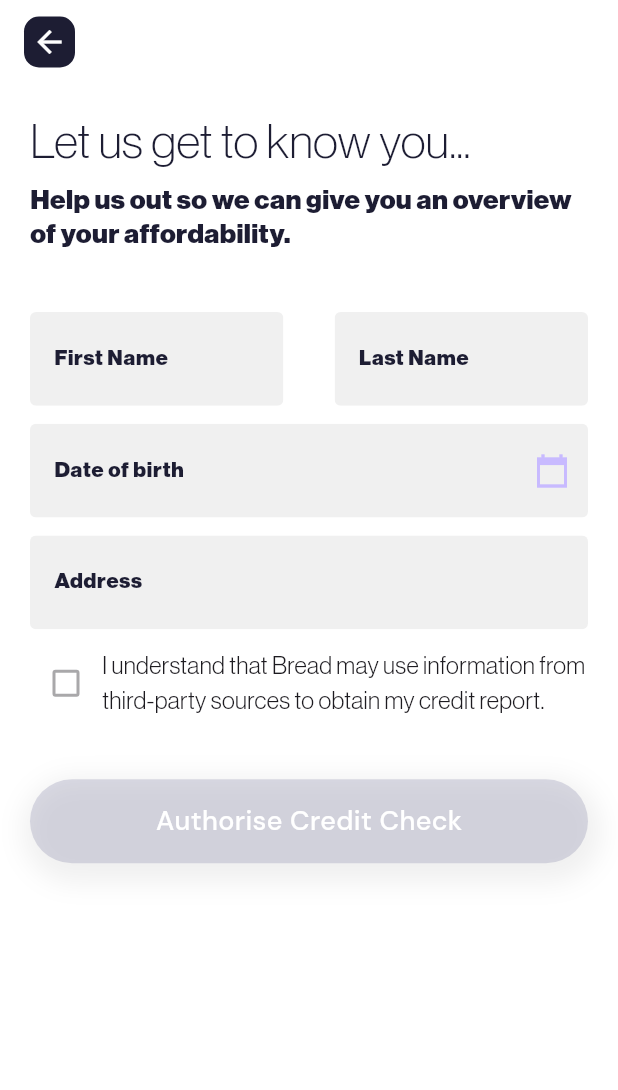
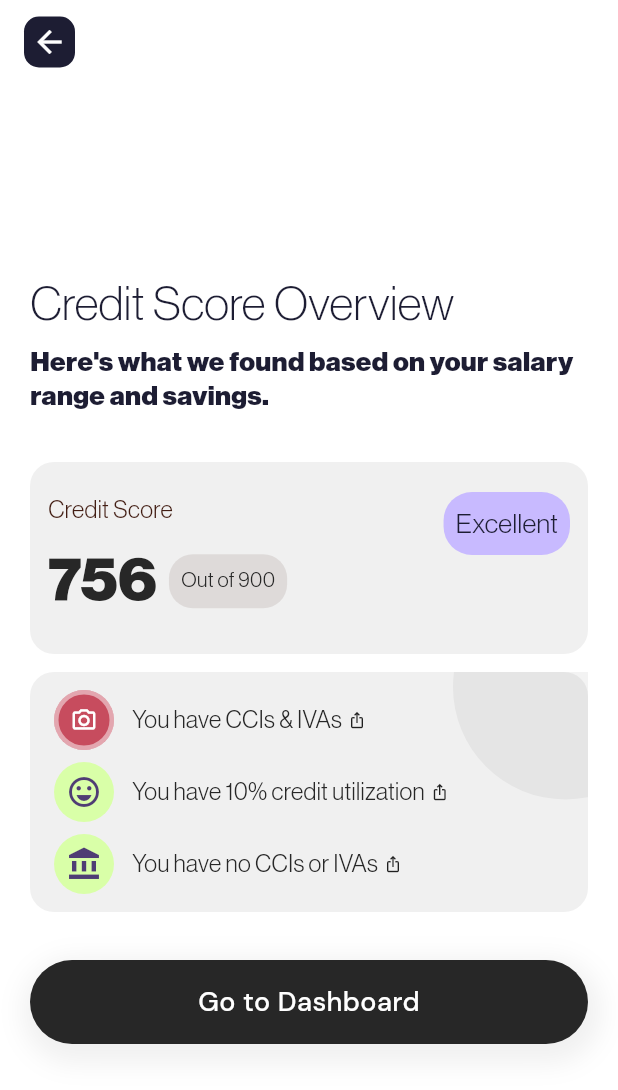
Before and after one commit to alirazashaikh-flutter/bread_app, a Flutter app: the screen it shows after launch, on a phone screen of 412 x 824 dp. Shown: the top 1090 px of the screen. Run offline on Flutter 3.47's test engine with Material 3 defaults, Android fonts, the light colour scheme and no system bars; our stand-ins replace dotted_border, shared_preferences, smooth_page_indicator.

Commit message:
More than Additions

```diff
--- a/lib/constants/custom_color.dart
+++ b/lib/constants/custom_color.dart
@@ -14,4 +14,7 @@ class CustomColor{
   static const Color black12 = Color(0xff00000040);
   static const Color black24 = Color(0xff272727);
   static const Color mehroon = Color(0xff421D13);
+  static const Color lightMehroon = Color(0xff421D13);
+  static const Color lightRed = Color(0xffC74C5E);
+  static const Color darkGray = Color(0xff5A5A5A);
 }
--- a/lib/constants/custom_text_style.dart
+++ b/lib/constants/custom_text_style.dart
@@ -6,6 +6,11 @@ class CustomTextStyle{
     fontSize: 14,
     fontFamily: 'neue-haas-grotesk',
     fontWeight: FontWeight.w600,
+  );
+  static TextStyle twelveBoldNeueHaas = TextStyle(
+    fontSize: 14,
+    fontFamily: 'neue-haas-grotesk',
+    fontWeight: FontWeight.w700,
   );
   static TextStyle twelveLightNeueHaas = TextStyle(
     fontSize: 14,
--- a/lib/main.dart
+++ b/lib/main.dart
@@ -5,6 +5,7 @@ import 'package:bread_app/screens/save_deposit/sd_property_goal.dart';
 import 'package:bread_app/screens/save_deposit/sd_save_per_month.dart';
 import 'package:bread_app/screens/select_flow.dart';
 import 'package:bread_app/screens/select_flow_final_screens/credit_detail.dart';
+import 'package:bread_app/screens/select_flow_final_screens/credit_score.dart';
 import 'package:bread_app/screens/select_flow_two_screens/loading_screen.dart';
 import 'package:bread_app/screens/onboarding_screen.dart';
 import 'package:bread_app/screens/select_flow_two_screens/property_buying.dart';
@@ -26,7 +27,7 @@ class MyApp extends StatelessWidget {
       theme: ThemeData(
         colorScheme: ColorScheme.fromSeed(seedColor: Colors.deepPurple),
       ),
-      home:CreditDetail(),
+      home:CreditScore(),
     );
   }
 }
--- a/lib/screens/select_flow_final_screens/credit_score.dart
+++ b/lib/screens/select_flow_final_screens/credit_score.dart
@@ -0,0 +1,180 @@
+import 'package:bread_app/constants/custom_text_style.dart';
+import 'package:bread_app/screens/select_flow_final_screens/short_term_debt.dart';
+import 'package:bread_app/widgets/submit_btn.dart';
+import 'package:flutter/material.dart';
+
+import '../../constants/custom_color.dart';
+import '../../widgets/page_titles.dart';
+
+class CreditScore extends StatelessWidget {
+  const CreditScore({super.key});
+
+  @override
+  Widget build(BuildContext context) {
+    return Scaffold(
+      backgroundColor: CustomColor.white,
+      appBar: AppBar(
+        automaticallyImplyLeading: false,
+        backgroundColor: CustomColor.white,
+        elevation: 0,
+        title: InkWell(
+          onTap: () {
+            Navigator.pop(context);
+          },
+          child: Container(
+            padding: const EdgeInsets.all(5),
+            decoration: BoxDecoration(
+              color: CustomColor.blue,
+              borderRadius: BorderRadius.circular(10),
+            ),
+            child: Icon(Icons.arrow_back_sharp, color: CustomColor.white),
+          ),
+        ),
+      ),
+      body: Container(
+        padding: EdgeInsets.symmetric(horizontal: 20,vertical: 20),
+        child: Column(
+          mainAxisAlignment: MainAxisAlignment.center,
+          children: [
+            PageTitles(
+              title: 'Credit Score Overview',
+              titleParagraph: 'Here\'s what we found based on your salary range and savings.',
+            ),
+            SizedBox(height: 32,),
+            Container(
+              decoration: BoxDecoration(
+                color: CustomColor.grey,
+                borderRadius: BorderRadius.circular(16),
+              ),
+              padding: EdgeInsets.symmetric(horizontal: 12,vertical: 20),
+              child: Row(
+                mainAxisAlignment: MainAxisAlignment.spaceBetween,
+                crossAxisAlignment: CrossAxisAlignment.start,
+                children: [
+                  Column(
+                    crossAxisAlignment: CrossAxisAlignment.start,
+                    children: [
+                      Text('Credit Score',
+                        style: CustomTextStyle.fourteenMediumNeueHaas.copyWith(
+                          color: CustomColor.mehroon
+                        ),
+                      ),
+                      SizedBox(height: 8,),
+                      Row(
+                        children: [
+                          Text('756',style: CustomTextStyle.fourtyMedium.copyWith(color: CustomColor.black24),),
+                          SizedBox(width: 8,),
+                          Container(
+                            padding: EdgeInsets.symmetric(horizontal: 8,vertical: 8),
+                            decoration: BoxDecoration(
+                              color:CustomColor.lightMehroon.withOpacity(0.1),
+                              borderRadius: BorderRadius.circular(16)
+                            ),
+                            child: Text('Out of 900',style: CustomTextStyle.twelveLightNeueHaas.copyWith(color: CustomColor.black24),),
+                          )
+                        ],
+                      )
+                    ],
+                  ),
+                  Container(
+                    padding: EdgeInsets.symmetric(horizontal: 8,vertical: 8),
+                    decoration: BoxDecoration(
+                      color: CustomColor.thinPurple,
+                      borderRadius: BorderRadius.circular(19)
+                    ),
+                    child: Text('Excellent',style: CustomTextStyle.sixteenLightNeueHaas.copyWith(color: CustomColor.blue),),
+                  )
+                ],
+              ),
+            ),
+            SizedBox(height: 12,),
+            Stack(
+              children: [
+                Container(
+                  padding: EdgeInsets.symmetric(horizontal: 16,vertical: 12),
+                  decoration: BoxDecoration(
+                      color: CustomColor.grey,
+                      borderRadius: BorderRadius.circular(16)
+                  ),
+                  child: Column(
+                    children: [
+                      Row(
+                        children: [
+                          Container(
+                            padding: EdgeInsets.symmetric(horizontal: 8,vertical: 8),
+                            decoration: BoxDecoration(
+                                color:CustomColor.lightRed,
+                                borderRadius: BorderRadius.circular(20),
+                                border: Border.all(
+                                    width: 3,
+                                    color: CustomColor.white.withOpacity(0.5),
+                                    style: BorderStyle.solid
+                                )
+                            ),
+                            child: Icon(Icons.camera_alt_outlined,color: CustomColor.white,size: 18,),
+                          ),
+                          SizedBox(width: 12,),
+                          Text('You have CCIs & IVAs',style: CustomTextStyle.fourteenLightNeueHaas.copyWith(color: CustomColor.black24),),
+                          SizedBox(width: 4,),
+                          Icon(Icons.ios_share,size: 12,)
+                        ],
+                      ),
+                      SizedBox(height: 8,),
+                      Row(
+                        children: [
+                          CircleAvatar(
+                            child: Icon(Icons.emoji_emotions_outlined),
+                            backgroundColor: CustomColor.lightGreen,
+                            radius: 20,
+                          ),
+                          SizedBox(width: 12,),
+                          Text('You have 10% credit utilization',style: CustomTextStyle.fourteenLightNeueHaas.copyWith(color: CustomColor.black24),),
+                          SizedBox(width: 4,),
+                          Icon(Icons.ios_share,size: 12,)
+                        ],
+                      ),
+                      SizedBox(height: 8,),
+                      Row(
+                        children: [
+                          CircleAvatar(
+                            child: Icon(Icons.account_balance),
+                            backgroundColor: CustomColor.lightGreen,
+                            radius: 20,
+                          ),
+                          SizedBox(width: 12,),
+                          Text('You have no CCIs or IVAs',style: CustomTextStyle.fourteenLightNeueHaas.copyWith(color: CustomColor.black24),),
+                          SizedBox(width: 4,),
+                          Icon(Icons.ios_share,size: 12,)
+                        ],
+                      ),
+                    ],
+                  ),
+                ),
+                Positioned(
+                  right: -60,
+                  top: -65,
+                  child: Container(
+                    width: 150,
+                    height: 150,
+                    decoration: BoxDecoration(
+                      color: CustomColor.black.withOpacity(0.049),
+                      borderRadius: BorderRadius.circular(150)
+                    ),
+                  ),
+                )
+              ],
+            ),
+            SizedBox(height: 32,),
+            SubmitBtn(
+                text: 'Go to Dashboard',
+                bgColor: CustomColor.black24,
+              onClick: (){
+                  Navigator.push(context, MaterialPageRoute(builder: (context)=> ShortTermDebt()));
+              },
+            )
+          ],
+        ),
+      ),
+    );
+  }
+}
```
Also changed, not shown: lib/screens/select_flow_final_screens/get_ready.dart (added, +37 -0 lines), lib/screens/select_flow_final_screens/select_flow_final_loader.dart (+6 -3 lines), lib/screens/select_flow_final_screens/short_term_debt.dart (added, +162 -0 lines).
